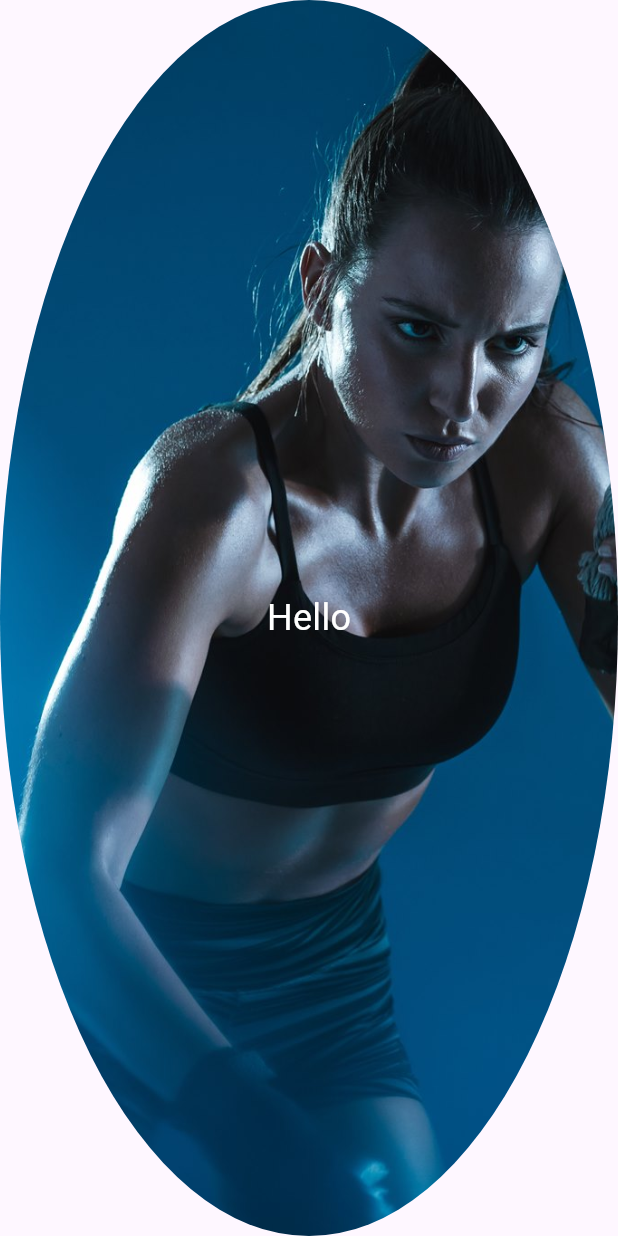
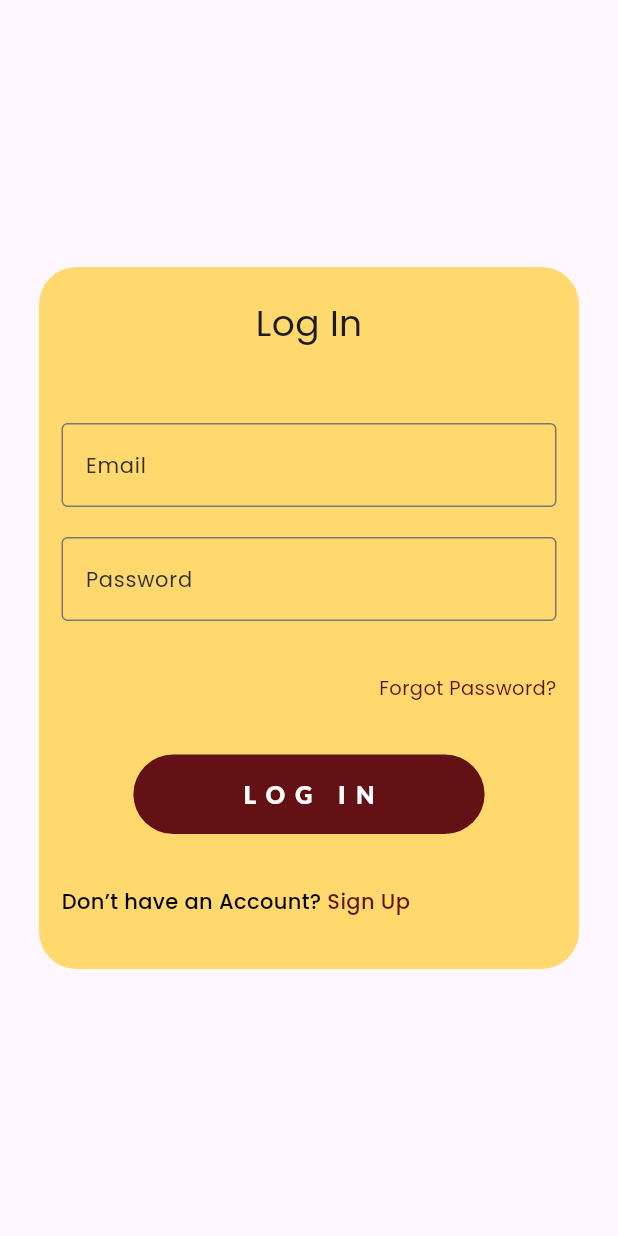
Before and after one commit to IsharaNawa/fitness_app, a Flutter app: the screen it shows after launch, on a phone screen of 412 x 824 dp. Run offline on Flutter 3.47's test engine with Material 3 defaults, Android fonts, the phone set to English and light mode, and no system bars; our stand-ins replace google_fonts.

Commit message:
added login implemention phase 2

```diff
--- a/lib/screens/login_screen.dart
+++ b/lib/screens/login_screen.dart
@@ -8,179 +8,156 @@ class LoginScreen extends StatelessWidget {
   Widget build(BuildContext context) {
     return Scaffold(
       body: Center(
-        child: ClipOval(
-          // child: Column(
-          //   mainAxisAlignment: MainAxisAlignment.center,
-          //   children: [
-          //     Container(
-          //       margin: const EdgeInsets.only(
-          //         left: 26,
-          //         right: 26,
-          //       ),
-          //       padding: const EdgeInsets.only(
-          //         left: 15,
-          //         right: 15,
-          //         top: 20,
-          //         bottom: 20,
-          //       ),
-          //       decoration: const BoxDecoration(
-          //         color: Color.fromARGB(191, 255, 207, 60),
-          //         borderRadius: BorderRadius.all(
-          //           Radius.circular(
-          //             25,
-          //           ),
-          //         ),
-          //       ),
-          //       child: Column(
-          //         children: [
-          //           Text(
-          //             "Log In",
-          //             style: GoogleFonts.poppins(
-          //               fontSize: 24,
-          //             ),
-          //           ),
-          //           const SizedBox(
-          //             height: 50,
-          //           ),
-          //           TextFormField(
-          //             decoration: InputDecoration(
-          //               labelText: 'Email',
-          //               border: OutlineInputBorder(),
-          //               labelStyle: GoogleFonts.poppins(
-          //                 fontSize: 14,
-          //                 color: Color.fromARGB(255, 48, 48, 48),
-          //               ),
-          //             ),
-          //             validator: (value) {
-          //               if (value == null || value.isEmpty) {
-          //                 return 'Please enter some text';
-          //               } else if (!RegExp(r'^[^@]+@[^@]+\.[^@]+')
-          //                   .hasMatch(value)) {
-          //                 return 'Please enter a valid email';
-          //               }
-          //               return null;
-          //             },
-          //           ),
-          //           const SizedBox(
-          //             height: 20,
-          //           ),
-          //           TextFormField(
-          //             decoration: InputDecoration(
-          //               labelText: 'Password',
-          //               border: OutlineInputBorder(),
-          //               labelStyle: GoogleFonts.poppins(
-          //                 fontSize: 14,
-          //                 color: Color.fromARGB(255, 48, 48, 48),
-          //               ),
-          //             ),
-          //             validator: (value) {
-          //               if (value == null || value.isEmpty) {
-          //                 return 'Please enter some text';
-          //               } else if (!RegExp(r'^[^@]+@[^@]+\.[^@]+')
-          //                   .hasMatch(value)) {
-          //                 return 'Please enter a valid email';
-          //               }
-          //               return null;
-          //             },
-          //           ),
-          //           const SizedBox(
-          //             height: 35,
-          //           ),
-          //           Row(
-          //             mainAxisAlignment: MainAxisAlignment.end,
-          //             children: [
-          //               Text(
-          //                 "Forgot Password?",
-          //                 style: GoogleFonts.poppins(
-          //                   fontSize: 13,
-          //                   color: Color.fromARGB(255, 100, 17, 22),
-          //                 ),
-          //               ),
-          //             ],
-          //           ),
-          //           const SizedBox(
-          //             height: 35,
-          //           ),
-          //           FilledButton(
-          //             onPressed: () {},
-          //             style: ButtonStyle(
-          //               backgroundColor: const WidgetStatePropertyAll<Color>(
-          //                   Color.fromARGB(255, 100, 17, 22)),
-          //               padding: WidgetStateProperty.all(
-          //                 const EdgeInsets.symmetric(
-          //                   vertical: 15,
-          //                   horizontal: 70,
-          //                 ),
-          //               ),
-          //               shape: WidgetStateProperty.all(
-          //                 RoundedRectangleBorder(
-          //                   borderRadius: BorderRadius.circular(30),
-          //                 ),
-          //               ),
-          //             ),
-          //             child: Text(
-          //               "LOG IN",
-          //               style: GoogleFonts.lato(
-          //                 color: Colors.white,
-          //                 fontSize: 16,
-          //                 fontWeight: FontWeight.w900,
-          //                 letterSpacing: 7.0,
-          //               ),
-          //             ),
-          //           ),
-          //           const SizedBox(
-          //             height: 35,
-          //           ),
-          //           Row(
-          //             mainAxisAlignment: MainAxisAlignment.start,
-          //             children: [
-          //               Text(
-          //                 "Don’t have an Account? ",
-          //                 style: GoogleFonts.poppins(
-          //                   fontSize: 14,
-          //                   color: Colors.black,
-          //                   fontWeight: FontWeight.w500,
-          //                 ),
-          //               ),
-          //               Text(
-          //                 "Sign Up",
-          //                 style: GoogleFonts.poppins(
-          //                   fontSize: 14,
-          //                   color: Color.fromARGB(255, 100, 17, 22),
-          //                   fontWeight: FontWeight.w500,
-          //                 ),
-          //               ),
-          //             ],
-          //           ),
-          //           const SizedBox(
-          //             height: 15,
-          //           ),
-          //         ],
-          //       ),
-          //     ),
-          //   ],
-          // ),
-
-          child: Container(
-            width: 1200, // Width of the oval
-            height: 2500,
-            decoration: BoxDecoration(
-              image: DecorationImage(
-                image: AssetImage(
-                    'assets/images/rope_girl_2.png'), // Your image path
-                fit: BoxFit.cover, // Ensures the image covers the entire area
+        child: Column(
+          mainAxisAlignment: MainAxisAlignment.center,
+          children: [
+            Container(
+              margin: const EdgeInsets.only(
+                left: 26,
+                right: 26,
               ),
-            ), // Height of the oval
-            child: Center(
-              child: Text(
-                'Hello',
-                style: TextStyle(
-                  color: Colors.white,
-                  fontSize: 24,
+              padding: const EdgeInsets.only(
+                left: 15,
+                right: 15,
+                top: 20,
+                bottom: 20,
+              ),
+              decoration: const BoxDecoration(
+                color: Color.fromARGB(191, 255, 207, 60),
+                borderRadius: BorderRadius.all(
+                  Radius.circular(
+                    25,
+                  ),
                 ),
               ),
+              child: Column(
+                children: [
+                  Text(
+                    "Log In",
+                    style: GoogleFonts.poppins(
+                      fontSize: 24,
+                    ),
+                  ),
+                  const SizedBox(
+                    height: 50,
+                  ),
+                  TextFormField(
+                    decoration: InputDecoration(
+                      labelText: 'Email',
+                      border: OutlineInputBorder(),
+                      labelStyle: GoogleFonts.poppins(
+                        fontSize: 14,
+                        color: Color.fromARGB(255, 48, 48, 48),
+                      ),
+                    ),
+                    validator: (value) {
+                      if (value == null || value.isEmpty) {
+                        return 'Please enter some text';
+                      } else if (!RegExp(r'^[^@]+@[^@]+\.[^@]+')
+                          .hasMatch(value)) {
+                        return 'Please enter a valid email';
+                      }
+                      return null;
+                    },
+                  ),
+                  const SizedBox(
+                    height: 20,
+                  ),
+                  TextFormField(
+                    decoration: InputDecoration(
+                      labelText: 'Password',
+                      border: OutlineInputBorder(),
+                      labelStyle: GoogleFonts.poppins(
+                        fontSize: 14,
+                        color: Color.fromARGB(255, 48, 48, 48),
+                      ),
+                    ),
+                    validator: (value) {
+                      if (value == null || value.isEmpty) {
+                        return 'Please enter some text';
+                      } else if (!RegExp(r'^[^@]+@[^@]+\.[^@]+')
+                          .hasMatch(value)) {
+                        return 'Please enter a valid email';
+                      }
+                      return null;
+                    },
+                  ),
+                  const SizedBox(
+                    height: 35,
+                  ),
+                  Row(
+                    mainAxisAlignment: MainAxisAlignment.end,
+                    children: [
+                      Text(
+                        "Forgot Password?",
+                        style: GoogleFonts.poppins(
+                          fontSize: 13,
+                          color: Color.fromARGB(255, 100, 17, 22),
+                        ),
+                      ),
+                    ],
+                  ),
+                  const SizedBox(
+                    height: 35,
+                  ),
+                  FilledButton(
+                    onPressed: () {},
+                    style: ButtonStyle(
+                      backgroundColor: const WidgetStatePropertyAll<Color>(
+                          Color.fromARGB(255, 100, 17, 22)),
+                      padding: WidgetStateProperty.all(
+                        const EdgeInsets.symmetric(
+                          vertical: 15,
+                          horizontal: 70,
+                        ),
+                      ),
+                      shape: WidgetStateProperty.all(
+                        RoundedRectangleBorder(
+                          borderRadius: BorderRadius.circular(30),
+                        ),
+                      ),
+                    ),
+                    child: Text(
+                      "LOG IN",
+                      style: GoogleFonts.lato(
+                        color: Colors.white,
+                        fontSize: 16,
+                        fontWeight: FontWeight.w900,
+                        letterSpacing: 7.0,
+                      ),
+                    ),
+                  ),
+                  const SizedBox(
+                    height: 35,
+                  ),
+                  Row(
+                    mainAxisAlignment: MainAxisAlignment.start,
+                    children: [
+                      Text(
+                        "Don’t have an Account? ",
+                        style: GoogleFonts.poppins(
+                          fontSize: 14,
+                          color: Colors.black,
+                          fontWeight: FontWeight.w500,
+                        ),
+                      ),
+                      Text(
+                        "Sign Up",
+                        style: GoogleFonts.poppins(
+                          fontSize: 14,
+                          color: Color.fromARGB(255, 100, 17, 22),
+                          fontWeight: FontWeight.w500,
+                        ),
+                      ),
+                    ],
+                  ),
+                  const SizedBox(
+                    height: 15,
+                  ),
+                ],
+              ),
             ),
-          ),
+          ],
         ),
       ),
     );
```
